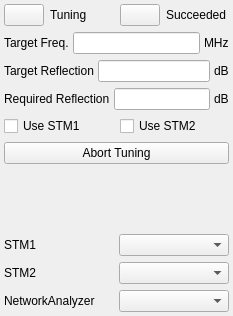
Qt form modules/nmr/autolctunerform.ui (northriv/KAME) before a commit.
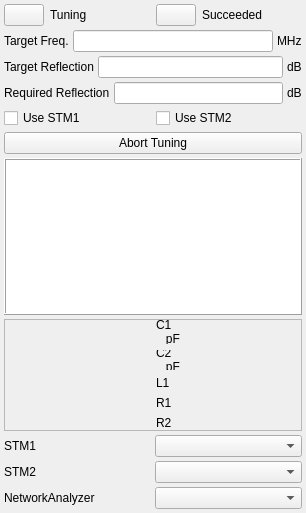
The same form after that commit. Icons and pictures are not drawn.

Diff of the .ui file:
```diff
--- a/modules/nmr/autolctunerform.ui
+++ b/modules/nmr/autolctunerform.ui
@@ -6,8 +6,8 @@
    <rect>
     <x>0</x>
     <y>0</y>
-    <width>233</width>
-    <height>316</height>
+    <width>306</width>
+    <height>513</height>
    </rect>
   </property>
   <property name="windowTitle">
@@ -16,7 +16,7 @@
   <widget class="QWidget" name="widget">
    <layout class="QVBoxLayout" name="verticalLayout">
     <property name="spacing">
-     <number>-1</number>
+     <number>4</number>
     </property>
     <property name="margin">
      <number>4</number>
@@ -237,17 +237,202 @@
      </widget>
     </item>
     <item>
-     <spacer name="verticalSpacer">
-      <property name="orientation">
-       <enum>Qt::Vertical</enum>
+     <widget class="QTextBrowser" name="m_txtStatus">
+      <property name="sizePolicy">
+       <sizepolicy hsizetype="Preferred" vsizetype="MinimumExpanding">
+        <horstretch>0</horstretch>
+        <verstretch>0</verstretch>
+       </sizepolicy>
       </property>
-      <property name="sizeHint" stdset="0">
+      <property name="minimumSize">
        <size>
-        <width>20</width>
-        <height>20</height>
+        <width>100</width>
+        <height>100</height>
        </size>
       </property>
-     </spacer>
+      <property name="font">
+       <font>
+        <pointsize>9</pointsize>
+       </font>
+      </property>
+      <property name="frameShape">
+       <enum>QFrame::Box</enum>
+      </property>
+      <property name="frameShadow">
+       <enum>QFrame::Raised</enum>
+      </property>
+     </widget>
+    </item>
+    <item>
+     <widget class="QFrame" name="frame">
+      <property name="sizePolicy">
+       <sizepolicy hsizetype="Preferred" vsizetype="Preferred">
+        <horstretch>0</horstretch>
+        <verstretch>0</verstretch>
+       </sizepolicy>
+      </property>
+      <property name="frameShape">
+       <enum>QFrame::StyledPanel</enum>
+      </property>
+      <property name="frameShadow">
+       <enum>QFrame::Raised</enum>
+      </property>
+      <layout class="QHBoxLayout" name="horizontalLayout_8">
+       <property name="leftMargin">
+        <number>0</number>
+       </property>
+       <property name="topMargin">
+        <number>0</number>
+       </property>
+       <property name="rightMargin">
+        <number>0</number>
+       </property>
+       <property name="bottomMargin">
+        <number>0</number>
+       </property>
+       <item>
+        <widget class="QLabel" name="label">
+         <property name="sizePolicy">
+          <sizepolicy hsizetype="Preferred" vsizetype="Preferred">
+           <horstretch>0</horstretch>
+           <verstretch>0</verstretch>
+          </sizepolicy>
+         </property>
+         <property name="text">
+          <string/>
+         </property>
+         <property name="pixmap">
+          <pixmap resource="../../kame/kame.qrc">:/forms/autolctunerlcr.png</pixmap>
+         </property>
+         <property name="scaledContents">
+          <bool>false</bool>
+         </property>
+         <property name="alignment">
+          <set>Qt::AlignCenter</set>
+         </property>
+        </widget>
+       </item>
+       <item>
+        <layout class="QVBoxLayout" name="verticalLayout_2">
+         <item>
+          <widget class="QLabel" name="m_lblC1">
+           <property name="sizePolicy">
+            <sizepolicy hsizetype="Preferred" vsizetype="Preferred">
+             <horstretch>0</horstretch>
+             <verstretch>0</verstretch>
+            </sizepolicy>
+           </property>
+           <property name="minimumSize">
+            <size>
+             <width>80</width>
+             <height>24</height>
+            </size>
+           </property>
+           <property name="text">
+            <string>C1
+   pF</string>
+           </property>
+           <property name="wordWrap">
+            <bool>false</bool>
+           </property>
+          </widget>
+         </item>
+         <item>
+          <widget class="QLabel" name="m_lblC2">
+           <property name="sizePolicy">
+            <sizepolicy hsizetype="Preferred" vsizetype="Preferred">
+             <horstretch>0</horstretch>
+             <verstretch>0</verstretch>
+            </sizepolicy>
+           </property>
+           <property name="minimumSize">
+            <size>
+             <width>80</width>
+             <height>20</height>
+            </size>
+           </property>
+           <property name="text">
+            <string>C2
+   pF</string>
+           </property>
+           <property name="scaledContents">
+            <bool>false</bool>
+           </property>
+           <property name="wordWrap">
+            <bool>false</bool>
+           </property>
+          </widget>
+         </item>
+         <item>
+          <widget class="QLabel" name="m_lblL1">
+           <property name="sizePolicy">
+            <sizepolicy hsizetype="Preferred" vsizetype="Preferred">
+             <horstretch>0</horstretch>
+             <verstretch>0</verstretch>
+            </sizepolicy>
+           </property>
+           <property name="minimumSize">
+            <size>
+             <width>80</width>
+             <height>0</height>
+            </size>
+           </property>
+           <property name="text">
+            <string>L1</string>
+           </property>
+           <property name="wordWrap">
+            <bool>false</bool>
+           </property>
+          </widget>
+         </item>
+         <item>
+          <widget class="QLabel" name="m_lblR1">
+           <property name="sizePolicy">
+            <sizepolicy hsizetype="Preferred" vsizetype="Preferred">
+             <horstretch>0</horstretch>
+             <verstretch>0</verstretch>
+            </sizepolicy>
+           </property>
+           <property name="minimumSize">
+            <size>
+             <width>80</width>
+             <height>0</height>
+            </size>
+           </property>
+           <property name="text">
+            <string>R1</string>
+           </property>
+           <property name="wordWrap">
+            <bool>false</bool>
+           </property>
+          </widget>
+         </item>
+         <item>
+          <widget class="QLabel" name="m_lblR2">
+           <property name="sizePolicy">
+            <sizepolicy hsizetype="Preferred" vsizetype="Preferred">
+             <horstretch>0</horstretch>
+             <verstretch>0</verstretch>
+            </sizepolicy>
+           </property>
+           <property name="minimumSize">
+            <size>
+             <width>80</width>
+             <height>0</height>
+            </size>
+           </property>
+           <property name="text">
+            <string>R2</string>
+           </property>
+           <property name="wordWrap">
+            <bool>false</bool>
+           </property>
+          </widget>
+         </item>
+        </layout>
+       </item>
+      </layout>
+     </widget>
     </item>
     <item>
      <layout class="QHBoxLayout" name="_2">
```
Left out of the diff: 24 changed lines with no effect on the pictures.
